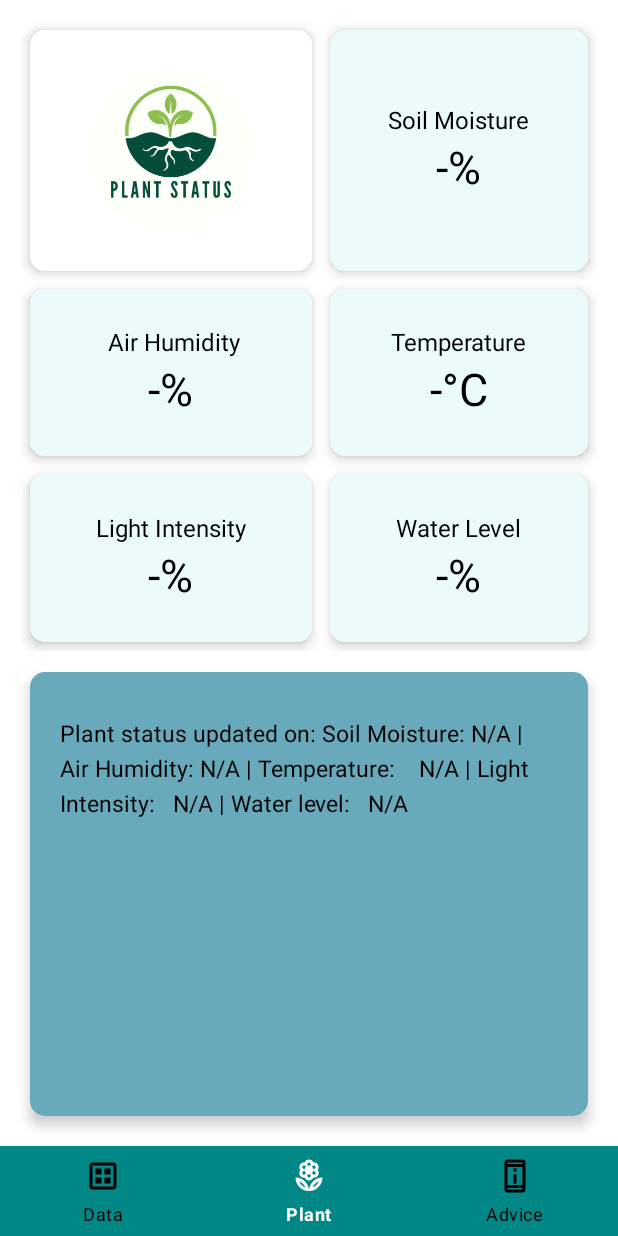
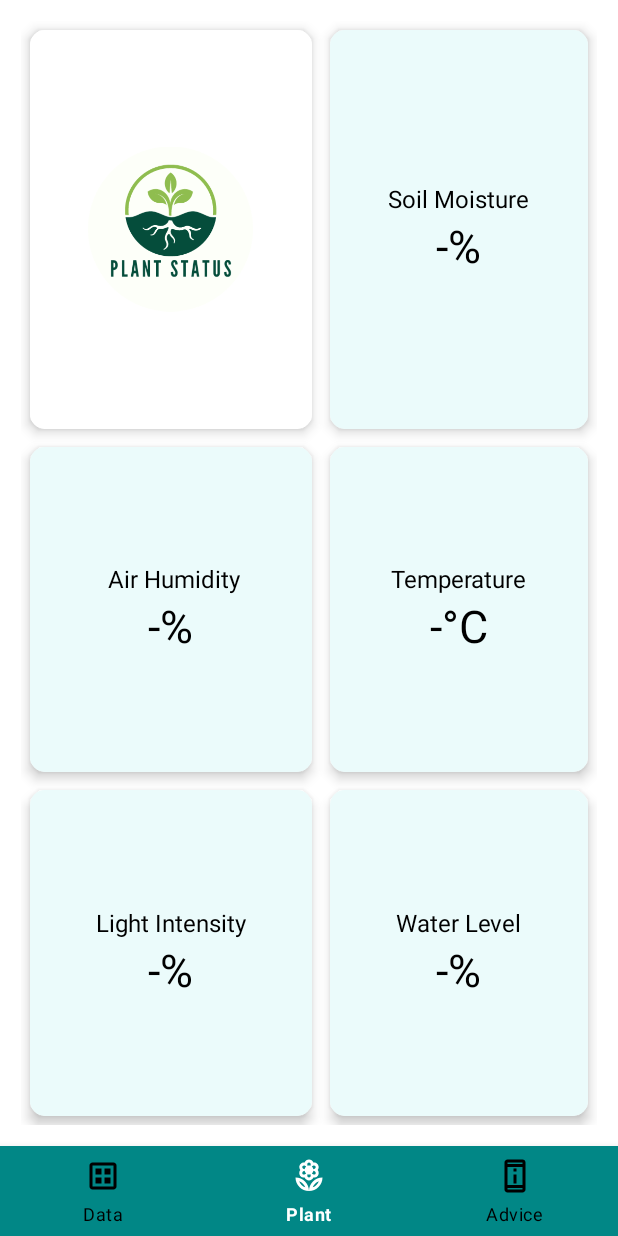
Before and after one commit to eliadaa/PlantCareSystemML, an Android app: the PlantActivity screen opened directly, with no data from a screen before it, on a phone screen of 412 x 824 dp. Run offline under Robolectric (Android 15) with nearby library versions, the phone set to English and light mode, and no system bars; our stand-ins replace Volley; network calls fail.

```diff
--- a/app/src/main/AndroidManifest.xml
+++ b/app/src/main/AndroidManifest.xml
@@ -14,9 +14,6 @@
         android:supportsRtl="true"
         android:theme="@style/Theme.PlantCareSystem"
         tools:targetApi="31">
-        <activity
-            android:name=".DataActivity3"
-            android:exported="false" />
         <activity
             android:name=".AdviceActivity"
             android:exported="false" />
--- a/app/src/main/java/com/example/plantcaresystem/PlantActivity.java
+++ b/app/src/main/java/com/example/plantcaresystem/PlantActivity.java
@@ -32,11 +32,9 @@ public class PlantActivity extends AppCompatActivity { // extends AppCompatActiv
 
     private LinearLayout layout_soil_moisture, layout_air_humid, layout_temperature, layout_lumin, layout_water_level;
 
-    private TextView tv_soil_moisture, tv_air_humid, tv_temp, tv_lumin, tv_water_level, tv_plant_info;
+    private TextView tv_soil_moisture, tv_air_humid, tv_temp, tv_lumin, tv_water_level;
 
-    private String soil_moist, air_humid, temp, lumin, water_level, plantInfoSensors;
-
-    private String soil_moist_time, air_humid_time, temp_time, lumin_time, water_level_time;
+    private String soil_moist, air_humid, temp, lumin, water_level;
 
     private Float minValue, maxValue;
 
@@ -69,7 +67,6 @@ public class PlantActivity extends AppCompatActivity { // extends AppCompatActiv
         getSensorDataForAirHumidity();
         getSensorDataForLuminosity();
         getSensorDataForWaterLevel();
-        updateInfoTextView();
 
         // refresh the activity every 100 seconds
         // Call the refreshRunnable to start the refreshing process
@@ -90,7 +87,6 @@ public class PlantActivity extends AppCompatActivity { // extends AppCompatActiv
                     getSensorDataForAirHumidity();
                     getSensorDataForLuminosity();
                     getSensorDataForWaterLevel();
-                    updateInfoTextView();
 
                     Toast.makeText(PlantActivity.this, "Sensor Data Updated!", Toast.LENGTH_LONG).show();
 
@@ -162,7 +158,6 @@ public class PlantActivity extends AppCompatActivity { // extends AppCompatActiv
                                 JSONObject field = feedsArray.getJSONObject(i);
 
                                 temp = field.getString("field1");
-                                temp_time = field.getString("created_at").substring(0,10) + " " + field.getString("created_at").substring(11,19);
                                 // Toast.makeText(PlantActivity.this, "temp:"+temp, Toast.LENGTH_SHORT).show();
                                 // i dont get it... it receives the data, but can't display it on the text view field
                                 tv_temp.setText(temp + "°C");
@@ -203,9 +198,6 @@ public class PlantActivity extends AppCompatActivity { // extends AppCompatActiv
                         // Handle error response here
                     }
                 });
-
-        updateInfoTextView();
-
         // Add the request to the RequestQueue to send the request to the server
         requestQueue.add(request);
     }
@@ -228,7 +220,6 @@ public class PlantActivity extends AppCompatActivity { // extends AppCompatActiv
                                 JSONObject field = feedsArray.getJSONObject(i);
 
                                 soil_moist = field.getString("field4");
-                                soil_moist_time = field.getString("created_at").substring(0,10) + " " + field.getString("created_at").substring(11,19);
                                 // Toast.makeText(PlantActivity.this, "" + soil_moist, Toast.LENGTH_LONG).show();
                                 tv_soil_moisture.setText(soil_moist + "%");
                                 if(CurrentLoggedUser.getInstance().getCurrentUserProfile().getPlant() != null){
@@ -464,11 +455,6 @@ public class PlantActivity extends AppCompatActivity { // extends AppCompatActiv
         });
     }
 
-    private void updateInfoTextView(){
-        plantInfoSensors = String.format("Plant status updated on: Soil Moisture: %s | Air Humidity: %s | Temperature:    %s | Light Intensity:   %s | Water level:   %s",soil_moist_time, air_humid_time, lumin_time, temp_time, water_level_time);
-        tv_plant_info.setText(plantInfoSensors);
-    }
-
 
     private void setButtonNavigation(){
 
@@ -501,18 +487,12 @@ public class PlantActivity extends AppCompatActivity { // extends AppCompatActiv
         });
     }
 
-
-    private void setColors(){
-        // set default colors for text views if the user doesn't have a plant
-    }
-
     private void init(){
         tv_soil_moisture = findViewById(R.id.tv_soil_moisture);
         tv_air_humid = findViewById(R.id.tv_air_humid);
         tv_temp = findViewById(R.id.tv_temperature);
         tv_water_level = findViewById(R.id.tv_water_level);
         tv_lumin = findViewById(R.id.tv_lumin);
-        tv_plant_info = findViewById(R.id.tv_info);
         layout_lumin = findViewById(R.id.layout_lumin);
         layout_air_humid = findViewById(R.id.layout_air_humid);
         layout_temperature = findViewById(R.id.layout_temperature);
@@ -526,12 +506,6 @@ public class PlantActivity extends AppCompatActivity { // extends AppCompatActiv
         temp = "N/A";
         lumin = "N/A";
         water_level = "N/A";
-        air_humid_time = "N/A";
-        soil_moist_time = "N/A";
-        lumin_time = "N/A";
-        water_level_time = "N/A";
-        temp_time = "N/A";
-        plantInfoSensors = "Information about the plant will be displayed here...";
     }
 
 }
--- a/app/src/main/res/layout/activity_advice.xml
+++ b/app/src/main/res/layout/activity_advice.xml
@@ -21,6 +21,7 @@
             android:layout_width="wrap_content"
             android:layout_height="wrap_content"
             android:layout_margin="16dp"
+            android:background="@color/pretty_blue"
             android:padding="16dp"
             app:cardCornerRadius="8dp"
             app:cardElevation="8dp">
@@ -28,6 +29,7 @@
             <LinearLayout
                 android:layout_width="wrap_content"
                 android:layout_height="wrap_content"
+                android:background="@color/darker_pastel_pink"
                 android:orientation="vertical">
 
                 <TextView
--- a/app/src/main/res/layout/activity_plant.xml
+++ b/app/src/main/res/layout/activity_plant.xml
@@ -13,7 +13,8 @@
     <GridLayout
         android:id="@+id/grid_plant_status"
         android:layout_width="match_parent"
-        android:layout_height="420dp"
+        android:layout_height="match_parent"
+        android:layout_above="@+id/bottom_navigation"
         android:layout_marginStart="14dp"
         android:layout_marginTop="14dp"
         android:layout_marginEnd="14dp"
@@ -241,34 +242,6 @@
 
     </GridLayout>
 
-    <androidx.cardview.widget.CardView
-        android:layout_below="@+id/grid_plant_status"
-        android:layout_above="@+id/bottom_navigation"
-        android:layout_width="match_parent"
-        android:layout_height="match_parent"
-        android:layout_marginHorizontal="20dp"
-        android:layout_marginBottom="20dp"
-        card_view:cardCornerRadius="10dp"
-        card_view:cardElevation="5dp"
-        android:background="@drawable/forest_green_round">
-
-        <com.google.android.material.textview.MaterialTextView
-            android:id="@+id/tv_info"
-            android:layout_width="match_parent"
-            android:layout_height="match_parent"
-            android:paddingLeft="20dp"
-            android:paddingBottom="30dp"
-            android:lineSpacingExtra="5sp"
-            android:paddingTop="30dp"
-            android:paddingRight="20dp"
-            android:textAllCaps="false"
-            android:text=" Info"
-            android:textColor="@color/black"
-            android:background="@color/green_blue2"
-            android:textSize="15dp">
-
-        </com.google.android.material.textview.MaterialTextView>
-    </androidx.cardview.widget.CardView>
 
 
     <com.google.android.material.bottomnavigation.BottomNavigationView
```
Also changed, not shown: app/src/main/java/com/example/plantcaresystem/DataActivity3.java (deleted, +0 -49 lines), app/src/main/res/layout/activity_data3.xml (deleted, +0 -28 lines).
